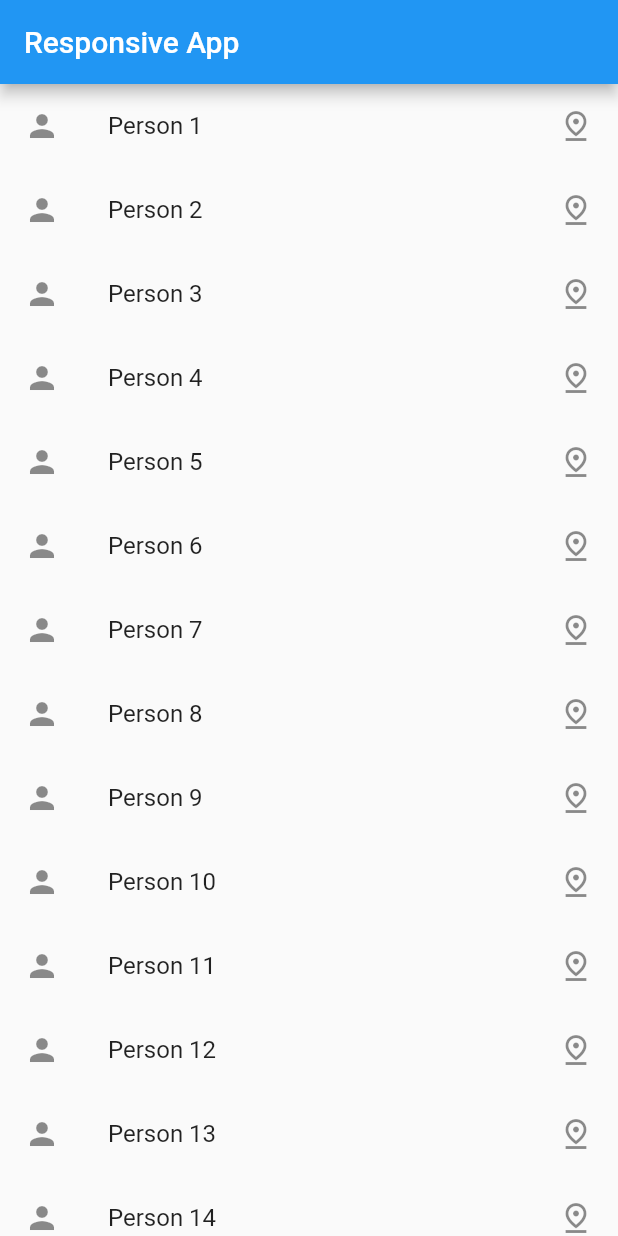
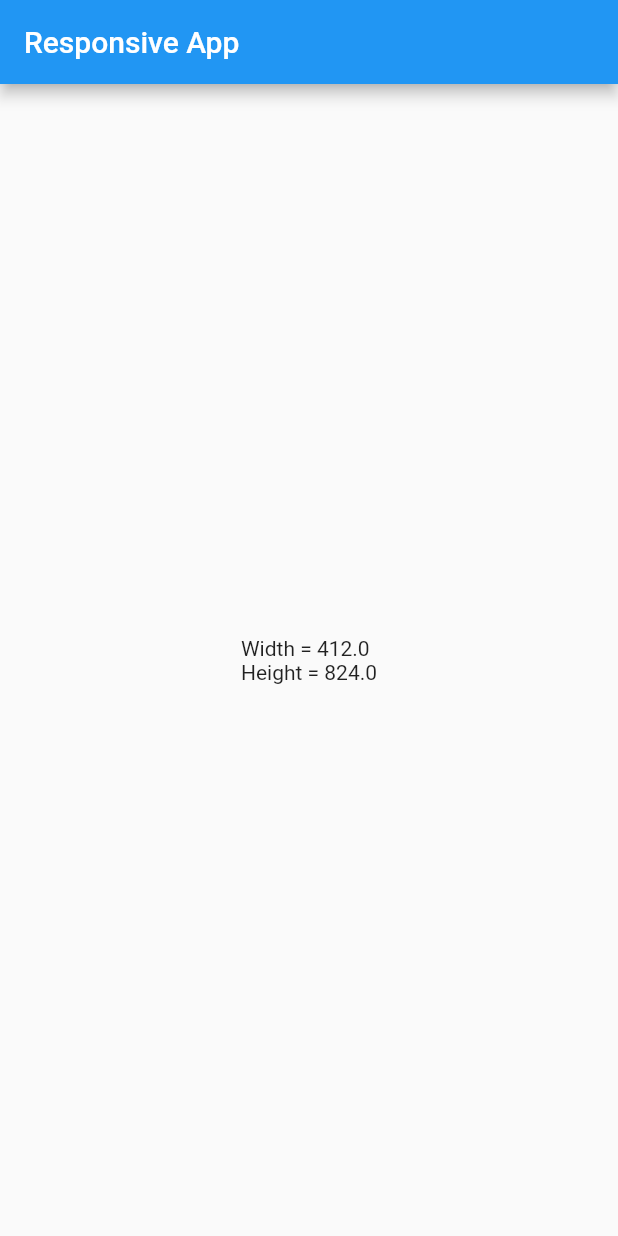
Before and after one commit to princebioh/Responsive-UI-Flutter, a Flutter app: the screen it shows after launch, on a phone screen of 412 x 824 dp. Run offline on Flutter 3.47's test engine with Material 2 defaults, Android fonts, the phone set to English and light mode, and no system bars.

Commit message:
Get Width and Height of Screen

```diff
--- a/lib/main.dart
+++ b/lib/main.dart
@@ -11,8 +11,6 @@ class MyApp extends StatelessWidget {
 
   @override
   Widget build(BuildContext context) {
-    return const MaterialApp(
-      home: HomePage(),
-    );
+    return const MaterialApp(home: HomePage(),);
   }
 }
--- a/lib/pages/homepage.dart
+++ b/lib/pages/homepage.dart
@@ -5,19 +5,15 @@ class HomePage extends StatelessWidget {
 
   @override
   Widget build(BuildContext context) {
+    final width = MediaQuery.of(context).size.width;
+    final height = MediaQuery.of(context).size.height;
+
     return Scaffold(
       appBar: AppBar(
         title: const Text("Responsive App"),
       ),
-      body: ListView.builder(
-        itemBuilder: (context, index) {
-          return ListTile(
-            leading: const Icon(Icons.person),
-            title: Text("Person ${index + 1}"),
-            trailing: const Icon(Icons.pin_drop_outlined),
-          );
-        },
-        itemCount: 50,
+      body: Center(
+        child: Text("Width = $width\nHeight = $height"),
       ),
     );
   }
```
